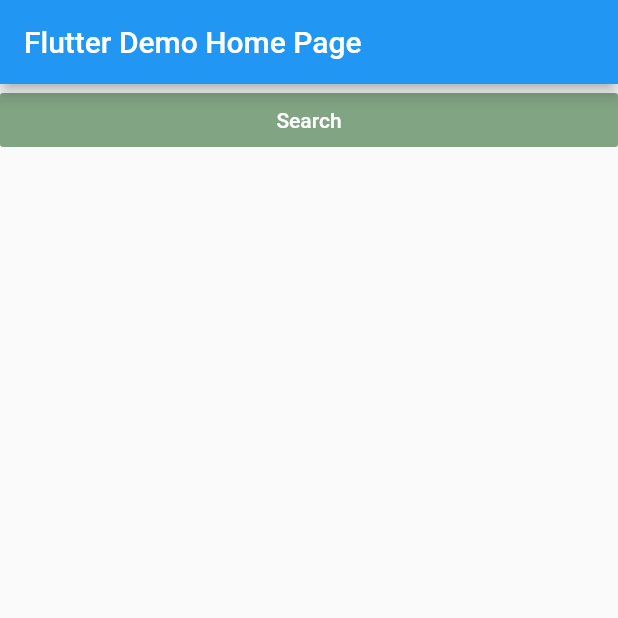
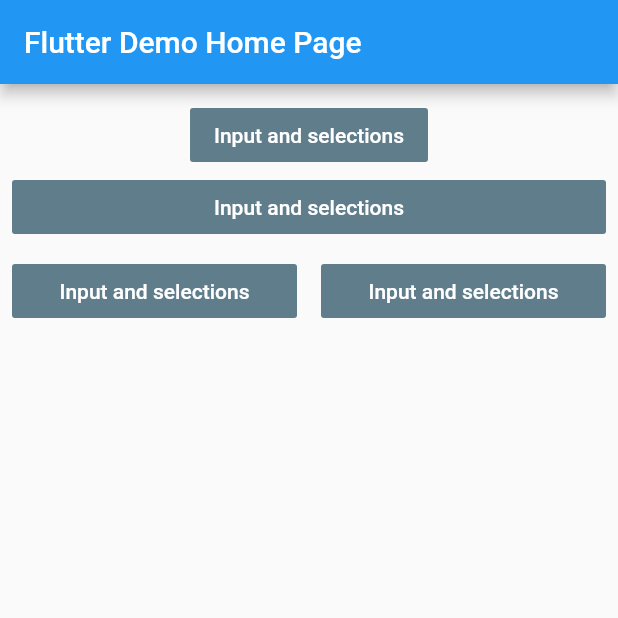
Before and after one commit to mpa19/tutorial_tfg, a Flutter app: the screen it shows after launch, on a phone screen of 412 x 824 dp, the top half of it. Run offline on Flutter 3.47's test engine with Material 2 defaults, Android fonts, the phone set to English and light mode, and no system bars.

Commit message:
Columns and row layout

```diff
--- a/lib/main.dart
+++ b/lib/main.dart
@@ -39,20 +39,112 @@ class _MyHomePageState extends State<MyHomePage> {
         // the App.build method, and use it to set our appbar title.
         title: Text(widget.title),
       ),
-      body : ButtonTheme(
+      body : Column(
+        children: <Widget>[
+          SizedBox(height: 10),
+
+          Center(
+              child: ButtonTheme(
+                  buttonColor: Color(0xFF031e39),
+                  child: FlatButton(
+                    color: Colors.blueGrey, //Color(0xFF81A483),
+                    onPressed: () {
+                      Navigator.push(context, MaterialPageRoute(
+                          builder: (context) => inputScreen()
+                      ),
+                      );
+                    },
+                    child: Text('Input and selections',style: TextStyle(color: Colors.white),),
+
+                  )
+              )
+          ),
+          Center(
+            child: Padding(
+              padding: const EdgeInsets.only(
+                left: 8.0,
+                top: 0,
+                right: 8.0,
+                //bottom: 0,
+              ),
+              child: ButtonTheme(
+                buttonColor: Color(0xFF031e39),
+                minWidth: double.infinity,
+                child: FlatButton(
+                  color: Colors.blueGrey, //Color(0xFF81A483),
+                  onPressed: () {
+                    Navigator.push(context, MaterialPageRoute(
+                      builder: (context) => inputScreen()
+                    ),
+                    );
+                  },
+                  child: Text('Input and selections',style: TextStyle(color: Colors.white),),
+
+               )
+              ),
+            )
+          ),
+          Row(
+              children: <Widget>[
+                Flexible(
+                    child: Padding(
+                      padding: const EdgeInsets.all(8.0),
+                      child: ButtonTheme(
+                          buttonColor: Color(0xFF031e39),
+                          minWidth: double.infinity,
+                          child: FlatButton(
+                            color: Colors.blueGrey, //Color(0xFF81A483),
+                            onPressed: () {
+                              Navigator.push(context, MaterialPageRoute(
+                                  builder: (context) => inputScreen()
+                              ),
+                              );
+                            },
+                            child: Text('Input and selections',style: TextStyle(color: Colors.white),),
+
+                          )
+                      ),
+                    )
+                ),
+                Flexible(
+                    child: Padding(
+                      padding: const EdgeInsets.all(8.0),
+                      child: ButtonTheme(
+                          buttonColor: Color(0xFF031e39),
+                          minWidth: double.infinity,
+                          child: FlatButton(
+                            color: Colors.blueGrey, //Color(0xFF81A483),
+                            onPressed: () {
+                              Navigator.push(context, MaterialPageRoute(
+                                  builder: (context) => inputScreen()
+                              ),
+                              );
+                            },
+                            child: Text('Input and selections',style: TextStyle(color: Colors.white),),
+
+                          )
+                      ),
+                    )
+                )
+              ],
+          )
+        ]
+      )
+    );
+  }
+}
+ /* ButtonTheme(
         buttonColor: Color(0xFF031e39),
         minWidth: double.infinity,
         child: FlatButton(
-          color: Color(0xFF81A483),
+          color: Colors.blueGrey, //Color(0xFF81A483),
           onPressed: () {
             Navigator.push(context, MaterialPageRoute(
-                builder: (context) => imageScreen()
+                builder: (context) => inputScreen()
               ),
             );
           },
-          child: Text('Search',style: TextStyle(color: Colors.white),),
+          child: Text('Input and selections',style: TextStyle(color: Colors.white),),
         ),
       ),
-    );
-  }
-}
+*/
```
Also changed, not shown: lib/imageScreen.dart (+4 -4 lines).
